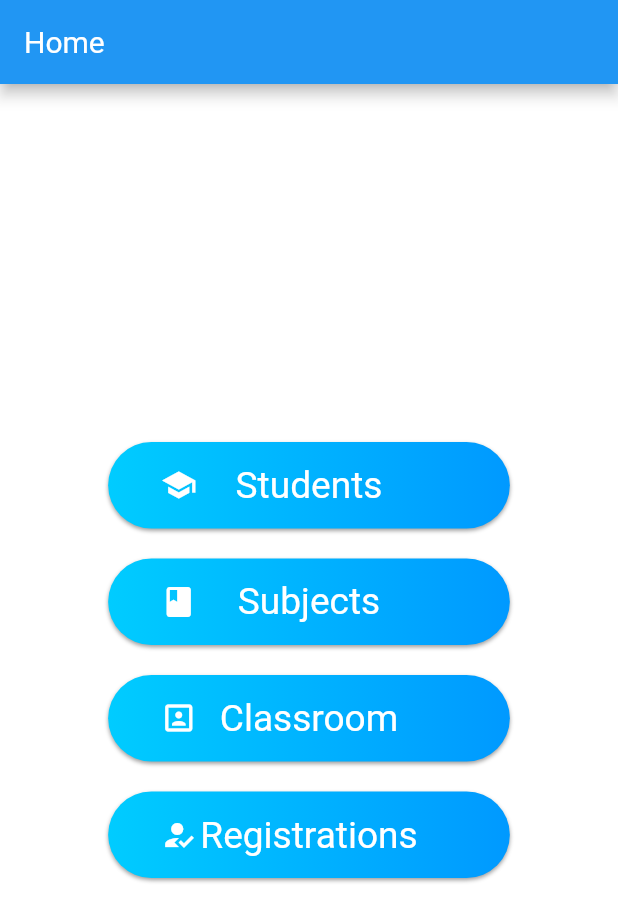
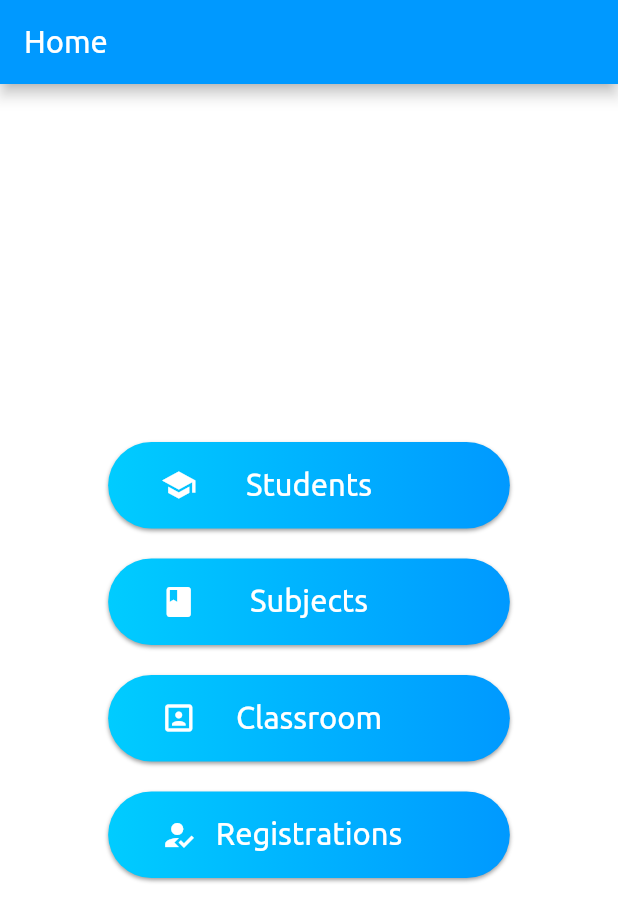
Before and after one commit to Adarsh-Adk/Genskill_test, a Flutter app: the screen it shows after launch, on a phone screen of 412 x 824 dp. Shown: the top 922 px of the screen. Run offline on Flutter 3.47's test engine with Material 2 defaults, Android fonts, the phone set to English and light mode, and no system bars; our stand-ins replace bloc, dartz, equatable, flutter_bloc, get_it, page_transition.

Commit message:
added global theme

```diff
--- a/lib/core/constants/CColor.dart
+++ b/lib/core/constants/CColor.dart
@@ -3,6 +3,8 @@ import 'package:flutter/material.dart';
 class CColor {
 
 static const Color HomeScreenAppbarIcon=Color(0xff71747b);
+static const Color TextBlack=Colors.black;
+static const Color PrimaryColor=Color(0xff0099ff);
 static const Color HomeScreenBGColor=Colors.white;
 static const Color HomeScreenStudentButtonLeft=Color(0xff00ccff);
 static const Color HomeScreenStudentButtonRight=Color(0xff0099ff);
--- /dev/null
+++ b/lib/core/constants/CTheme.dart
@@ -0,0 +1,7 @@
+import 'package:flutter/material.dart';
+import 'CColor.dart';
+class CTheme{
+  static ThemeData get lightTheme{
+    return ThemeData(primaryColor:CColor.PrimaryColor,backgroundColor: CColor.HomeScreenBGColor,textTheme: TextTheme(headline1: TextStyle(fontFamily:'Ubuntu',fontSize: 15,color:CColor.HomeScreenBGColor,fontWeight: FontWeight.w500),headline2: TextStyle(fontFamily:'Roboto',color:CColor.TextBlack,fontSize:15,fontWeight: FontWeight.w700), ));
+  }
+}
--- a/lib/features/initial/presentation/pages/HomePage.dart
+++ b/lib/features/initial/presentation/pages/HomePage.dart
@@ -23,7 +23,7 @@ class _MyHomePageState extends State<MyHomePage> {
     SizeConfig().init(context);
     return Scaffold(
       appBar: AppBar(
-        title: Text("Home"),
+        title: Text("Home",style: Theme.of(context).textTheme.headline1.copyWith(fontSize: SizeConfig.blockSizeHorizontal*5),),
       ),
       body: Container(
         width: SizeConfig.screenWidth,
@@ -55,10 +55,7 @@ class _MyHomePageState extends State<MyHomePage> {
                                 )),
                             Text(
                               "Students",
-                              style: TextStyle(
-                                fontFamily: 'Roboto',
-                                  color: CColor.HomeScreenBGColor,
-                                  fontSize: SizeConfig.blockSizeVertical * 3),
+                              style: Theme.of(context).textTheme.headline1.copyWith(fontSize: SizeConfig.blockSizeHorizontal*5),
                             ),
                             Container(
                                 color: Colors.transparent,
@@ -94,10 +91,7 @@ class _MyHomePageState extends State<MyHomePage> {
                                 )),
                             Text(
                               "Subjects",
-                              style: TextStyle(
-                                fontFamily: 'Roboto',
-                                  color: CColor.HomeScreenBGColor,
-                                  fontSize: SizeConfig.blockSizeVertical * 3),
+                              style: Theme.of(context).textTheme.headline1.copyWith(fontSize: SizeConfig.blockSizeHorizontal*5),
                             ),
                             Container(
                                 color: Colors.transparent,
@@ -133,10 +127,7 @@ class _MyHomePageState extends State<MyHomePage> {
                                 )),
                             Text(
                               "Classroom",
-                              style: TextStyle(
-                                fontFamily: 'Roboto',
-                                  color: CColor.HomeScreenBGColor,
-                                  fontSize: SizeConfig.blockSizeVertical * 3),
+                              style: Theme.of(context).textTheme.headline1.copyWith(fontSize: SizeConfig.blockSizeHorizontal*5),
                             ),
                             Container(
                                 color: Colors.transparent,
@@ -173,11 +164,7 @@ class _MyHomePageState extends State<MyHomePage> {
                                 )),
                             Text(
                               "Registrations",
-                              style: TextStyle(
-                                fontFamily: 'Roboto',
-                                  color: CColor.HomeScreenBGColor,
-                                  fontSize:
-                                  SizeConfig.blockSizeVertical * 3),
+                              style: Theme.of(context).textTheme.headline1.copyWith(fontSize: SizeConfig.blockSizeHorizontal*5),
                             ),
                             Container(
                                 color: Colors.transparent,
--- a/lib/features/initial/presentation/pages/SubjectPages/SubjectPage.dart
+++ b/lib/features/initial/presentation/pages/SubjectPages/SubjectPage.dart
@@ -27,7 +27,7 @@ class SubjectPage extends StatelessWidget {
                   return BlocBuilder<SubjectsPageBloc, SubjectsPageState>(
                     builder: (context, state) {
                       if (state is Empty) {
-                        return Center(child: Text("Empty"),);
+                        return Center(child: Text("Empty",style: Theme.of(context).textTheme.headline2,),);
                       } else if (state is Loading) {
                         return Center(child: CircularProgressIndicator(),);
                       } else if (state is Loaded) {
@@ -39,9 +39,9 @@ class SubjectPage extends StatelessWidget {
                               return SubjectsCard(subject: subject,);
                             });
                       } else if (state is Error) {
-                        return Center(child: Text(state.message),);
+                        return Center(child: Text(state.message,style: Theme.of(context).textTheme.headline2,),);
                       } else {
-                        return Center(child: Text("a custom error occured"),);
+                        return Center(child: Text("a custom error occurred",style: Theme.of(context).textTheme.headline2,),);
                       }
                     },
                   );
--- a/lib/features/initial/presentation/widgets/ClassRoomCard.dart
+++ b/lib/features/initial/presentation/widgets/ClassRoomCard.dart
@@ -1,5 +1,4 @@
 import 'package:flutter/material.dart';
-import '../../../../core/constants/CColor.dart';
 import '../../../../core/constants/SizeConfig.dart';
 import '../../domain/entities/ClassRoom.dart';
 
@@ -46,14 +45,14 @@ class _ClassRoomCardState extends State<ClassRoomCard> {
           children: [
             Text(
               "Classroom Name",
-              style: TextStyle(color: CColor.HomeScreenBGColor),
+              style: Theme.of(context).textTheme.headline1,
             ),
             Container(
               width: _width,
               child: Text(
                 widget.classroom.name ?? "N/A",
                 textAlign: align2,
-                style: TextStyle(color: CColor.HomeScreenBGColor),
+                style:Theme.of(context).textTheme.headline1,
               ),
             ),
           ],
--- a/lib/main.dart
+++ b/lib/main.dart
@@ -1,4 +1,5 @@
 import 'package:flutter/material.dart';
+import 'core/constants/CTheme.dart';
 import 'features/initial/presentation/pages/HomePage.dart';
 import 'InjectionContainer.dart' as di;
 
@@ -13,6 +14,7 @@ class MyApp extends StatelessWidget {
   Widget build(BuildContext context) {
     return MaterialApp(
       debugShowCheckedModeBanner: false,
+      theme: CTheme.lightTheme,
       title: 'GENSKILL TEST',
       home: MyHomePage(),
     );
```
Also changed, not shown: lib/features/initial/presentation/pages/ClassroomPages/ClassRoomPage.dart (+4 -4 lines), lib/features/initial/presentation/pages/ClassroomPages/InnerClassRoomPage.dart (+28 -54 lines), lib/features/initial/presentation/pages/RegistrationsPage/RegistrationsPage.dart (+11 -11 lines), lib/features/initial/presentation/pages/StudentPages/StudentPage.dart (+4 -4 lines), lib/features/initial/presentation/widgets/StudentsCard.dart (+7 -7 lines), lib/features/initial/presentation/widgets/SubjectsCard.dart (+8 -9 lines).
